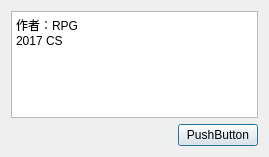
Above: CGLab_DS/AboutAuthorDialog.ui from RPG-NJU/NJU-CG-Lab before the change. Below: the same form after it.
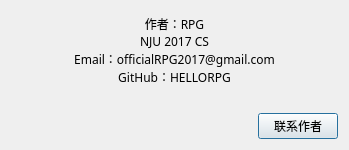
That is the form after the change. Icons and pictures are not drawn.

Commit message: [upgrade] 修改了<关于作者>部分的文本框样式以及按钮的名称等外观细节

Patch:
```diff
--- a/CGLab_DS/AboutAuthorDialog.ui
+++ b/CGLab_DS/AboutAuthorDialog.ui
@@ -6,30 +6,46 @@
    <rect>
     <x>0</x>
     <y>0</y>
-    <width>269</width>
-    <height>157</height>
+    <width>349</width>
+    <height>150</height>
    </rect>
   </property>
+  <property name="font">
+   <font>
+    <family>华文中宋</family>
+   </font>
+  </property>
   <property name="windowTitle">
    <string>Dialog</string>
   </property>
   <layout class="QVBoxLayout" name="verticalLayout">
    <item>
     <widget class="QTextBrowser" name="textBrowser">
+     <property name="autoFillBackground">
+      <bool>false</bool>
+     </property>
+     <property name="styleSheet">
+      <string notr="true">background-color:transparent</string>
+     </property>
+     <property name="frameShape">
+      <enum>QFrame::NoFrame</enum>
+     </property>
      <property name="html">
       <string>&lt;!DOCTYPE HTML PUBLIC &quot;-//W3C//DTD HTML 4.0//EN&quot; &quot;http://www.w3.org/TR/REC-html40/strict.dtd&quot;&gt;
 &lt;html&gt;&lt;head&gt;&lt;meta name=&quot;qrichtext&quot; content=&quot;1&quot; /&gt;&lt;style type=&quot;text/css&quot;&gt;
 p, li { white-space: pre-wrap; }
-&lt;/style&gt;&lt;/head&gt;&lt;body style=&quot; font-family:'SimSun'; font-size:9pt; font-weight:400; font-style:normal;&quot;&gt;
-&lt;p style=&quot; margin-top:0px; margin-bottom:0px; margin-left:0px; margin-right:0px; -qt-block-indent:0; text-indent:0px;&quot;&gt;&lt;span style=&quot; font-family:'SimSun';&quot;&gt;作者：RPG&lt;/span&gt;&lt;/p&gt;
-&lt;p style=&quot; margin-top:0px; margin-bottom:0px; margin-left:0px; margin-right:0px; -qt-block-indent:0; text-indent:0px;&quot;&gt;&lt;span style=&quot; font-family:'SimSun';&quot;&gt;2017 CS&lt;/span&gt;&lt;/p&gt;&lt;/body&gt;&lt;/html&gt;</string>
+&lt;/style&gt;&lt;/head&gt;&lt;body style=&quot; font-family:'华文中宋'; font-size:9pt; font-weight:400; font-style:normal;&quot;&gt;
+&lt;p align=&quot;center&quot; style=&quot; margin-top:0px; margin-bottom:0px; margin-left:0px; margin-right:0px; -qt-block-indent:0; text-indent:0px;&quot;&gt;&lt;span style=&quot; font-family:'华文中宋';&quot;&gt;作者：RPG&lt;/span&gt;&lt;/p&gt;
+&lt;p align=&quot;center&quot; style=&quot; margin-top:0px; margin-bottom:0px; margin-left:0px; margin-right:0px; -qt-block-indent:0; text-indent:0px;&quot;&gt;&lt;span style=&quot; font-family:'华文中宋';&quot;&gt;NJU 2017 CS&lt;/span&gt;&lt;/p&gt;
+&lt;p align=&quot;center&quot; style=&quot; margin-top:0px; margin-bottom:0px; margin-left:0px; margin-right:0px; -qt-block-indent:0; text-indent:0px;&quot;&gt;&lt;span style=&quot; font-family:'华文中宋';&quot;&gt;Email：officialRPG2017@gmail.com&lt;/span&gt;&lt;/p&gt;
+&lt;p align=&quot;center&quot; style=&quot; margin-top:0px; margin-bottom:0px; margin-left:0px; margin-right:0px; -qt-block-indent:0; text-indent:0px;&quot;&gt;&lt;span style=&quot; font-family:'华文中宋';&quot;&gt;GitHub：HELLORPG&lt;/span&gt;&lt;/p&gt;&lt;/body&gt;&lt;/html&gt;</string>
      </property>
     </widget>
    </item>
    <item alignment="Qt::AlignRight">
     <widget class="QPushButton" name="pushButton">
      <property name="text">
-      <string>PushButton</string>
+      <string>联系作者</string>
      </property>
     </widget>
    </item>
```
Left out of the diff: 12 changed lines with no effect on the pictures. The commit also changes 4 other files.
